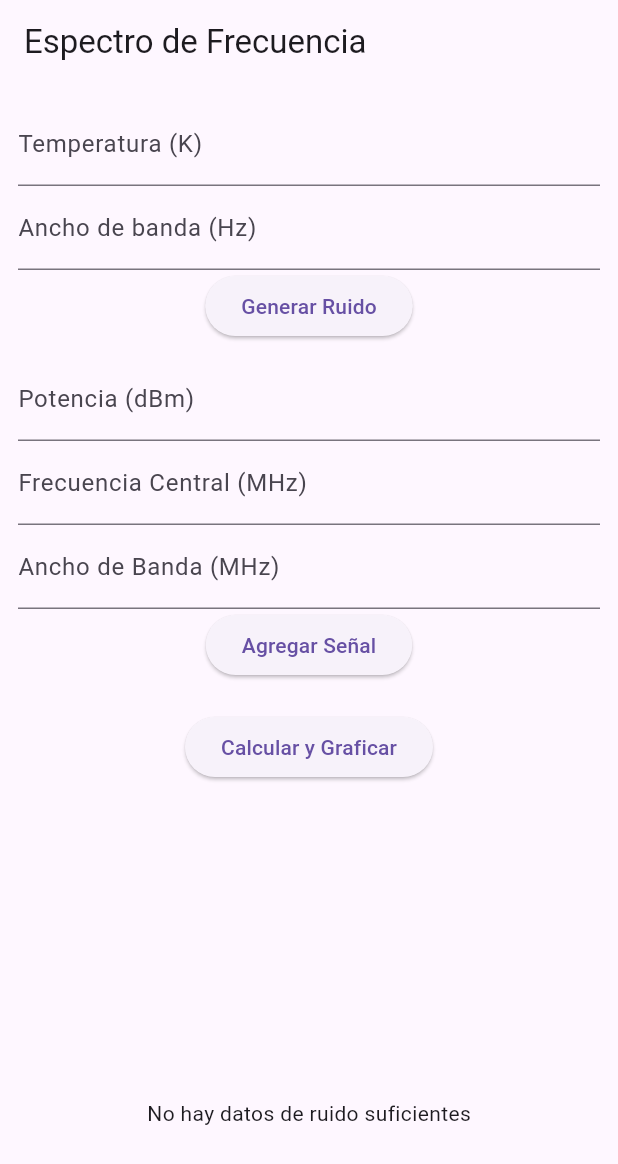
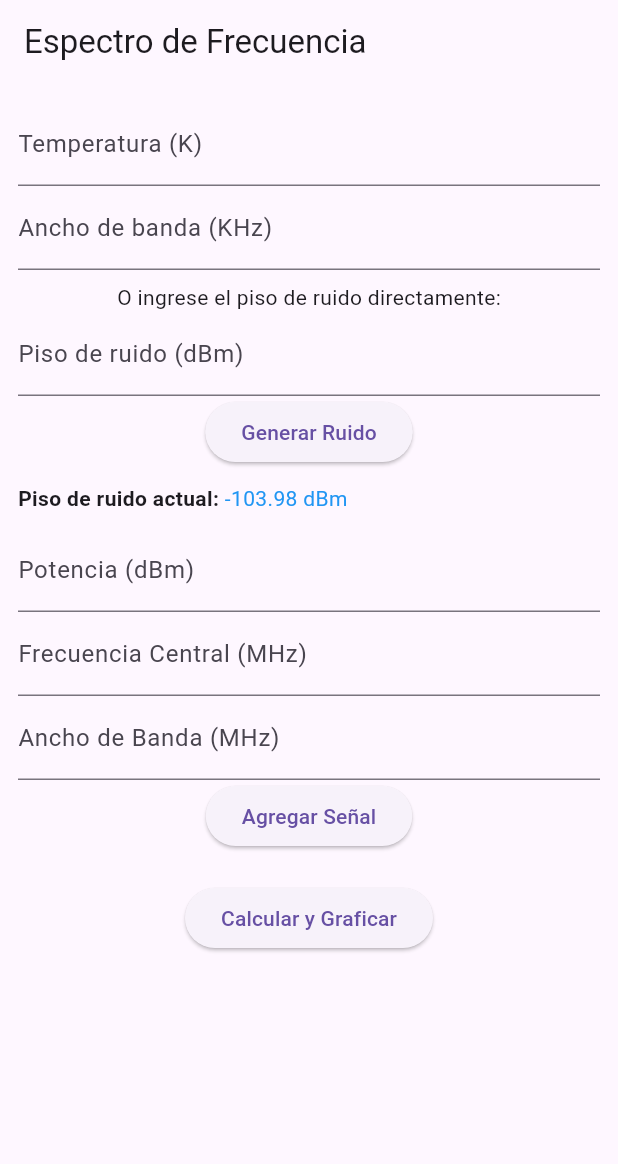
Before and after one commit to NauveN/SNRscope, a Flutter app: the screen it shows after launch, on a phone screen of 412 x 824 dp. Shown: the top 1164 px of the screen. Run offline on Flutter 3.47's test engine with Material 3 defaults, Android fonts, the phone set to English and light mode, and no system bars; our stand-ins replace fl_chart.

Commit message:
Ruido manual, kHz mod, commented

```diff
--- a/snrscope/lib/main.dart
+++ b/snrscope/lib/main.dart
@@ -1,3 +1,4 @@
+
 import 'package:flutter/material.dart';
 import 'modelos/Senal.dart';
 import 'modelos/RuidoTermico.dart';
@@ -23,14 +24,17 @@ class _PantallaEspectroState extends State<PantallaEspectro> {
   double bwTotalHz = 10e6; // 10 MHz
   double frecuenciaMin = 90.0;
   double frecuenciaMax = 110.0;
+  double? pisoRuidoDbm; // <-- NUEVO
 
   void calcularEspectro() {
     final ruidoTermico = RuidoTermico(
       temperaturaK: temperatura,
       anchoDeBandaHz: bwTotalHz,
+      ruidoSistemaDb: pisoRuidoDbm, // pasa el valor si existe
     );
-    final promedio = ruidoTermico.calcularRuidoPromedioDbm();
-    final ruidoGenerado = ruidoTermico.generarRuidoAleatorio(100);
+    // Si el usuario ingresó el piso de ruido, úsalo directamente, si no, calcula
+    final promedio = pisoRuidoDbm ?? ruidoTermico.calcularRuidoPromedioDbm();
+    final ruidoGenerado = ruidoTermico.generarRuidoAleatorio(100, promedio);
 
     final mediciones = Calculos.calcularComparaciones(senales, promedio);
 
@@ -51,18 +55,18 @@ class _PantallaEspectroState extends State<PantallaEspectro> {
     showDialog(
       context: context,
       builder: (context) {
-        final _potCtrl = TextEditingController(text: senal.potenciaDbm.toString());
-        final _fcCtrl = TextEditingController(text: senal.frecuenciaCentralMHz.toString());
-        final _bwCtrl = TextEditingController(text: senal.anchoDeBandaMHz.toString());
+        final potCtrl = TextEditingController(text: senal.potenciaDbm.toString());
+        final fcCtrl = TextEditingController(text: senal.frecuenciaCentralMHz.toString());
+        final bwCtrl = TextEditingController(text: senal.anchoDeBandaMHz.toString());
 
         return AlertDialog(
           title: const Text('Editar Señal'),
           content: Column(
             mainAxisSize: MainAxisSize.min,
             children: [
-              TextField(controller: _potCtrl, decoration: const InputDecoration(labelText: 'Potencia')),
-              TextField(controller: _fcCtrl, decoration: const InputDecoration(labelText: 'Frecuencia central')),
-              TextField(controller: _bwCtrl, decoration: const InputDecoration(labelText: 'Ancho de banda')),
+              TextField(controller: potCtrl, decoration: const InputDecoration(labelText: 'Potencia')),
+              TextField(controller: fcCtrl, decoration: const InputDecoration(labelText: 'Frecuencia central')),
+              TextField(controller: bwCtrl, decoration: const InputDecoration(labelText: 'Ancho de banda')),
             ],
           ),
           actions: [
@@ -70,9 +74,9 @@ class _PantallaEspectroState extends State<PantallaEspectro> {
               onPressed: () {
                 setState(() {
                   senales[index] = Senal(
-                    potenciaDbm: double.parse(_potCtrl.text),
-                    frecuenciaCentralMHz: double.parse(_fcCtrl.text),
-                    anchoDeBandaMHz: double.parse(_bwCtrl.text),
+                    potenciaDbm: double.parse(potCtrl.text),
+                    frecuenciaCentralMHz: double.parse(fcCtrl.text),
+                    anchoDeBandaMHz: double.parse(bwCtrl.text),
                   );
                 });
                 Navigator.pop(context);
@@ -131,12 +135,26 @@ class _PantallaEspectroState extends State<PantallaEspectro> {
           children: [
             // Formulario para el piso de ruido
             FormularioRuidoTermico(
-              onSubmit: (temp, bw) {
+              onSubmit: (temp, bw, pisoDbm) {
                 setState(() {
                   temperatura = temp;
                   bwTotalHz = bw;
+                  pisoRuidoDbm = pisoDbm; // guarda el valor
                 });
               },
+            ),
+            const SizedBox(height: 10),
+            // Mostrar el valor actual del piso de ruido
+            Row(
+              children: [
+                const Text('Piso de ruido actual: ', style: TextStyle(fontWeight: FontWeight.bold)),
+                Text(
+                  pisoRuidoDbm != null
+                      ? '${pisoRuidoDbm!.toStringAsFixed(2)} dBm'
+                      : '${RuidoTermico(temperaturaK: temperatura, anchoDeBandaHz: bwTotalHz).calcularRuidoPromedioDbm().toStringAsFixed(2)} dBm',
+                  style: const TextStyle(color: Colors.blue),
+                ),
+              ],
             ),
             const SizedBox(height: 10),
             FormularioSenales(
@@ -168,7 +186,7 @@ class _PantallaEspectroState extends State<PantallaEspectro> {
               ),
             ),
             const SizedBox(height: 10),
-            ...resultados.map((r) => Text(r)).toList(),
+            ...resultados.map((r) => Text(r)),
           ],
         ),
       ),
--- a/snrscope/lib/modelos/RuidoTermico.dart
+++ b/snrscope/lib/modelos/RuidoTermico.dart
@@ -5,7 +5,7 @@ class RuidoTermico {
   final double anchoDeBandaHz;
   final double? ruidoSistemaDb;
 
-  static const double k = 1.38e-23; // Constante de Boltzmann
+  static const double k = 1.38e-23;
 
   RuidoTermico({
     required this.temperaturaK,
@@ -14,13 +14,13 @@ class RuidoTermico {
   });
 
   double calcularRuidoPromedioDbm() {
-    double pn = k * temperaturaK * anchoDeBandaHz; // en Watts
-    double pnDbm = 10 * log(pn / 1e-3) / ln10; // conversión a dBm
+    double pn = k * temperaturaK * anchoDeBandaHz;
+    double pnDbm = 10 * log(pn / 1e-3) / ln10;
     return ruidoSistemaDb != null ? pnDbm + ruidoSistemaDb! : pnDbm;
   }
 
-  List<double> generarRuidoAleatorio(int puntos) {
-    final promedio = calcularRuidoPromedioDbm();
+  List<double> generarRuidoAleatorio(int puntos, [double? baseDbm]) {
+    final promedio = baseDbm ?? calcularRuidoPromedioDbm();
     final random = Random();
     return List.generate(puntos, (i) => promedio + random.nextDouble() * 2 - 1); // +/- 1 dB
   }
--- a/snrscope/lib/modelos/Senal.dart
+++ b/snrscope/lib/modelos/Senal.dart
@@ -8,7 +8,7 @@ class Senal {
     required this.frecuenciaCentralMHz,
     required this.anchoDeBandaMHz,
   });
-  // Método para calcular la potencia en miliwatios (mW)
+
   double calcularPotenciaMw() => potenciaDbm * 0.001;
 
   @override
--- a/snrscope/lib/widgets/GraficoEspectro.dart
+++ b/snrscope/lib/widgets/GraficoEspectro.dart
@@ -24,21 +24,18 @@ class GraficoEspectro extends StatelessWidget {
       return const Center(child: Text('No hay datos de ruido suficientes'));
     }
 
-    // --- Rango extendido para mostrar todo ---
     double rangoExtendido = (frecuenciaMax - frecuenciaMin) * 2.5;
     double xStart = frecuenciaMin - rangoExtendido / 2;
     double xEnd = frecuenciaMax + rangoExtendido / 2;
 
     int totalPoints = 2000;
-
-    // --- Generar piso de ruido extendido (aleatorio en todo el rango) ---
+    // --- Generar el piso de ruido extendido ---
     double promedio = ruido.reduce((a, b) => a + b) / ruido.length;
     double desv = sqrt(ruido.map((v) => pow(v - promedio, 2)).reduce((a, b) => a + b) / ruido.length);
     final random = Random();
     List<FlSpot> ruidoExtendido = [];
     for (int i = 0; i <= totalPoints; i++) {
       double x = xStart + (xEnd - xStart) * i / totalPoints;
-      // Ruido aleatorio en todo el rango, con la misma estadística que el ruido original
       double y = promedio + (random.nextDouble() - 0.5) * 2 * max(desv, 1.0);
       ruidoExtendido.add(FlSpot(x, y));
     }
@@ -61,7 +58,7 @@ class GraficoEspectro extends StatelessWidget {
       todasLasParabolas.add(parabolaSpots);
     }
 
-    // --- Generar la línea resaltada (envolvente) ---
+    // --- Generar la línea resaltada ---
     List<FlSpot> envolvente = [];
     for (int i = 0; i <= totalPoints; i++) {
       double x = xStart + (xEnd - xStart) * i / totalPoints;
@@ -78,7 +75,7 @@ class GraficoEspectro extends StatelessWidget {
       envolvente.add(FlSpot(x, yEnv));
     }
 
-    // --- Puntos destacados (opcional, para tooltips) ---
+    // --- Puntos destacados ---
     List<FlSpot> puntosSenales = [];
     List<FlSpot> puntosLaterales = [];
     for (final senal in senales) {
@@ -121,7 +118,6 @@ class GraficoEspectro extends StatelessWidget {
 
     // --- LÍNEAS PARA EL GRÁFICO ---
     final List<LineChartBarData> lineBars = [
-      // Piso de ruido extendido (gris)
       LineChartBarData(
         spots: ruidoExtendido,
         isCurved: true,
@@ -129,15 +125,15 @@ class GraficoEspectro extends StatelessWidget {
         barWidth: 2,
         dotData: FlDotData(show: false),
       ),
-      // Todas las señales (gris claro, fondo)
+      // Todas las señales
       ...todasLasParabolas.map((parabolaSpots) => LineChartBarData(
             spots: parabolaSpots,
             isCurved: true,
-            color: Colors.grey.withOpacity(0.5), // Gris claro, sin resaltar
+            color: Colors.grey.withOpacity(0.5),
             barWidth: 2,
             dotData: FlDotData(show: false),
           )),
-      // Línea resaltada (envolvente, azul fuerte)
+      // Línea resaltada
       LineChartBarData(
         spots: envolvente,
         isCurved: true,
@@ -147,7 +143,7 @@ class GraficoEspectro extends StatelessWidget {
       ),
     ];
 
-    // Puntos centrales y laterales (opcional)
+    // Puntos centrales y laterales
     if (puntosSenales.isNotEmpty) {
       lineBars.add(
         LineChartBarData(
@@ -251,9 +247,9 @@ class GraficoEspectro extends StatelessWidget {
   }
 }
 
-// Nuevo formulario para el piso de ruido (temperatura y ancho de banda)
+// formulario para calcular el ruido térmico
 class FormularioRuidoTermico extends StatefulWidget {
-  final void Function(double temperatura, double bwHz) onSubmit;
+  final void Function(double temperatura, double bwHz, double? pisoDbm) onSubmit;
 
   const FormularioRuidoTermico({super.key, required this.onSubmit});
 
@@ -265,11 +261,13 @@ class _FormularioRuidoTermicoState extends State<FormularioRuidoTermico> {
   final _formKey = GlobalKey<FormState>();
   final _tempCtrl = TextEditingController(text: '');
   final _bwCtrl = TextEditingController(text: '');
+  final _pisoDbmCtrl = TextEditingController(text: '');
 
   @override
   void dispose() {
     _tempCtrl.dispose();
     _bwCtrl.dispose();
+    _pisoDbmCtrl.dispose();
     super.dispose();
   }
 
@@ -283,20 +281,44 @@ class _FormularioRuidoTermicoState extends State<FormularioRuidoTermico> {
             controller: _tempCtrl,
             decoration: const InputDecoration(labelText: 'Temperatura (K)'),
             keyboardType: TextInputType.number,
-            validator: (val) => val == null || val.isEmpty ? 'Requerido' : null,
+            validator: (val) {
+              if ((_pisoDbmCtrl.text.isEmpty) && (val == null || val.isEmpty)) {
+                return 'Requerido si no se ingresa piso de ruido dBm';
+              }
+              return null;
+            },
           ),
           TextFormField(
             controller: _bwCtrl,
-            decoration: const InputDecoration(labelText: 'Ancho de banda (Hz)'),
+            decoration: const InputDecoration(labelText: 'Ancho de banda (KHz)'),
             keyboardType: TextInputType.number,
-            validator: (val) => val == null || val.isEmpty ? 'Requerido' : null,
+            validator: (val) {
+              if ((_pisoDbmCtrl.text.isEmpty) && (val == null || val.isEmpty)) {
+                return 'Requerido si no se ingresa piso de ruido dBm';
+              }
+              return null;
+            },
+          ),
+          const SizedBox(height: 8),
+          const Text('O ingrese el piso de ruido directamente:'),
+          TextFormField(
+            controller: _pisoDbmCtrl,
+            decoration: const InputDecoration(labelText: 'Piso de ruido (dBm)'),
+            keyboardType: TextInputType.number,
+            validator: (val) {
+              if ((_tempCtrl.text.isEmpty || _bwCtrl.text.isEmpty) && (val == null || val.isEmpty)) {
+                return 'Ingrese piso de ruido dBm o complete los campos anteriores';
+              }
+              return null;
+            },
           ),
           ElevatedButton(
             onPressed: () {
               if (_formKey.currentState!.validate()) {
                 final temp = double.tryParse(_tempCtrl.text.trim()) ?? 290.0;
                 final bw = double.tryParse(_bwCtrl.text.trim()) ?? 1e6;
-                widget.onSubmit(temp, bw);
+                final pisoDbm = double.tryParse(_pisoDbmCtrl.text.trim());
+                widget.onSubmit(temp, bw, pisoDbm);
               }
             },
             child: const Text('Generar Ruido'),
```
